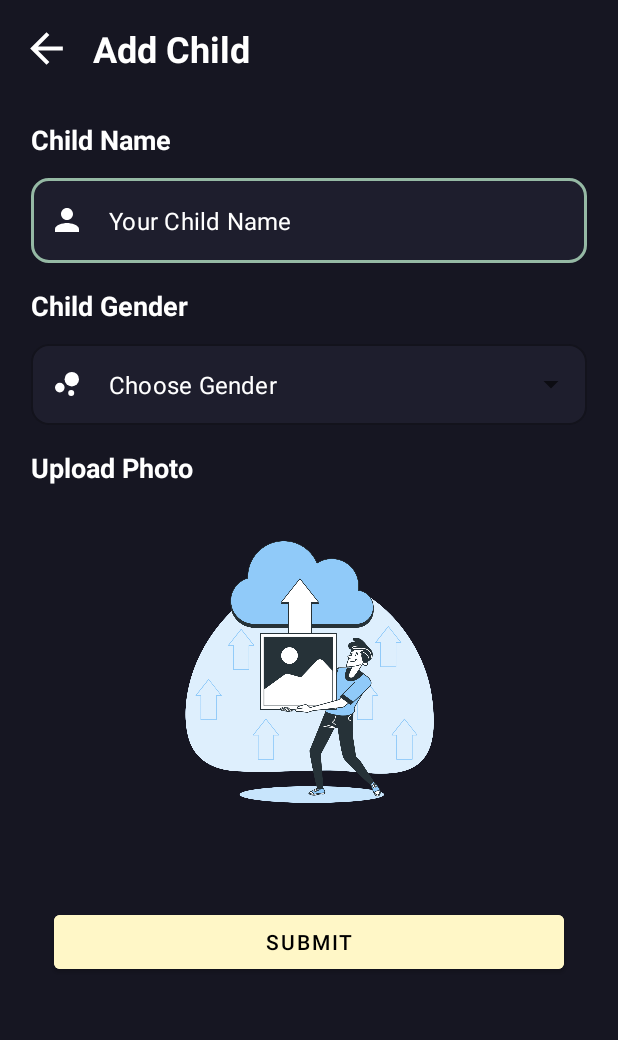
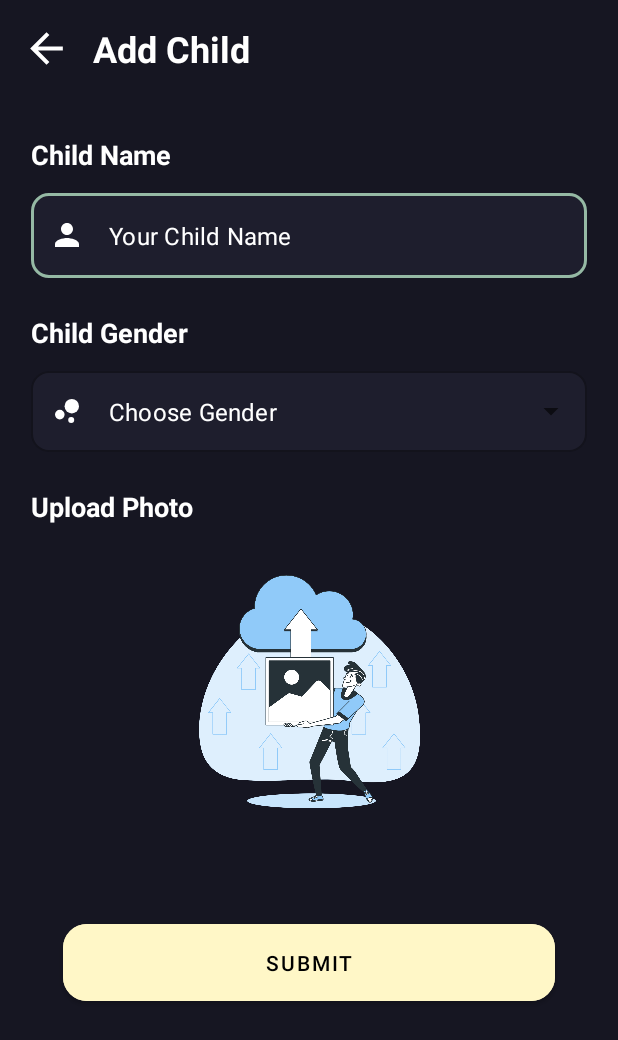
Before and after one commit to StuntGuard/android-development, an Android app: the AddChildActivity screen opened directly, with no data from a screen before it, on a phone screen of 412 x 824 dp. Shown: the top 1040 px of the screen. Run offline under Robolectric (Android 15) with nearby library versions, the light colour scheme and no system bars; libraries missing offline, so code that uses them is left out: com.github.dhaval2404.imagepicker; pictures from the network do not load; 1 statement that could not run was skipped.

Commit message:
:art: UI Adjustment

```diff
--- a/app/src/main/java/id/project/stuntguard/utils/component/CustomAlertDialog.kt
+++ b/app/src/main/java/id/project/stuntguard/utils/component/CustomAlertDialog.kt
@@ -25,6 +25,7 @@ class CustomAlertDialog(private val context: Context) {
         // Set AlertDialog Builder :
         alertDialog = AlertDialog.Builder(context)
             .setView(binding.root)
+            .setCancelable(false)
             .create()
 
         alertDialog.window?.setBackgroundDrawable(ColorDrawable(Color.TRANSPARENT))
--- a/app/src/main/java/id/project/stuntguard/view/home/HomeFragment.kt
+++ b/app/src/main/java/id/project/stuntguard/view/home/HomeFragment.kt
@@ -236,6 +236,7 @@ class HomeFragment : Fragment() {
     private fun setupAction() {
         binding.logout.setOnClickListener {
             viewModel.logout()
+            requireActivity().finish()
         }
         binding.seeAll.setOnClickListener {
             navigateToOtherFragment(R.id.navigation_mission)
--- a/app/src/main/res/layout/activity_add_child.xml
+++ b/app/src/main/res/layout/activity_add_child.xml
@@ -21,6 +21,7 @@
             app:layout_constraintEnd_toEndOf="parent"
             app:layout_constraintStart_toStartOf="parent"
             app:layout_constraintTop_toTopOf="parent"
+            app:layout_constraintVertical_bias="0.35"
             tools:visibility="visible" />
 
         <androidx.constraintlayout.widget.Guideline
@@ -106,7 +107,7 @@
             android:id="@+id/child_name_textview"
             android:layout_width="wrap_content"
             android:layout_height="wrap_content"
-            android:layout_marginTop="32dp"
+            android:layout_marginTop="42dp"
             android:text="@string/child_name"
             android:textSize="18sp"
             android:textStyle="bold"
@@ -148,7 +149,7 @@
             android:id="@+id/child_age_textview"
             android:layout_width="wrap_content"
             android:layout_height="wrap_content"
-            android:layout_marginTop="16dp"
+            android:layout_marginTop="24dp"
             android:text="@string/child_gender"
             android:textSize="18sp"
             android:textStyle="bold"
@@ -187,7 +188,7 @@
             android:id="@+id/upload_photo_textview"
             android:layout_width="wrap_content"
             android:layout_height="wrap_content"
-            android:layout_marginTop="16dp"
+            android:layout_marginTop="24dp"
             android:text="@string/upload_photo"
             android:textSize="18sp"
             android:textStyle="bold"
@@ -209,10 +210,12 @@
             android:id="@+id/submit_button"
             android:layout_width="match_parent"
             android:layout_height="wrap_content"
-            android:layout_margin="36dp"
+            android:layout_margin="42dp"
             android:backgroundTint="@color/soft_yellow"
+            android:padding="16dp"
             android:text="@string/submit"
             android:textColor="@color/black"
+            app:cornerRadius="16dp"
             app:layout_constraintTop_toBottomOf="@id/preview_image" />
 
     </androidx.constraintlayout.widget.ConstraintLayout>
--- a/app/src/main/res/layout/fragment_home.xml
+++ b/app/src/main/res/layout/fragment_home.xml
@@ -37,7 +37,7 @@
         android:layout_height="0dp"
         android:orientation="horizontal"
         app:layout_constraintEnd_toEndOf="parent"
-        app:layout_constraintGuide_percent="0.13"
+        app:layout_constraintGuide_percent="0.12"
         app:layout_constraintStart_toStartOf="parent" />
 
     <androidx.constraintlayout.widget.Guideline
@@ -307,9 +307,11 @@
         android:layout_width="0dp"
         android:layout_height="wrap_content"
         android:gravity="center"
+        android:paddingVertical="8dp"
         android:text="@string/see_all"
         android:textColor="@color/soft_yellow"
         android:textSize="16sp"
+        app:layout_constraintBottom_toBottomOf="@id/your_activity"
         app:layout_constraintEnd_toEndOf="parent"
         app:layout_constraintStart_toStartOf="@id/guidelineVertical2"
         app:layout_constraintTop_toTopOf="@id/your_activity" />
```
Also changed, not shown: app/src/main/java/id/project/stuntguard/view/analyze/AddChildActivity.kt (+1 -8 lines), app/src/main/res/layout/activity_add_mission.xml (+7 -4 lines), app/src/main/res/layout/fragment_analyze.xml (+8 -4 lines).
